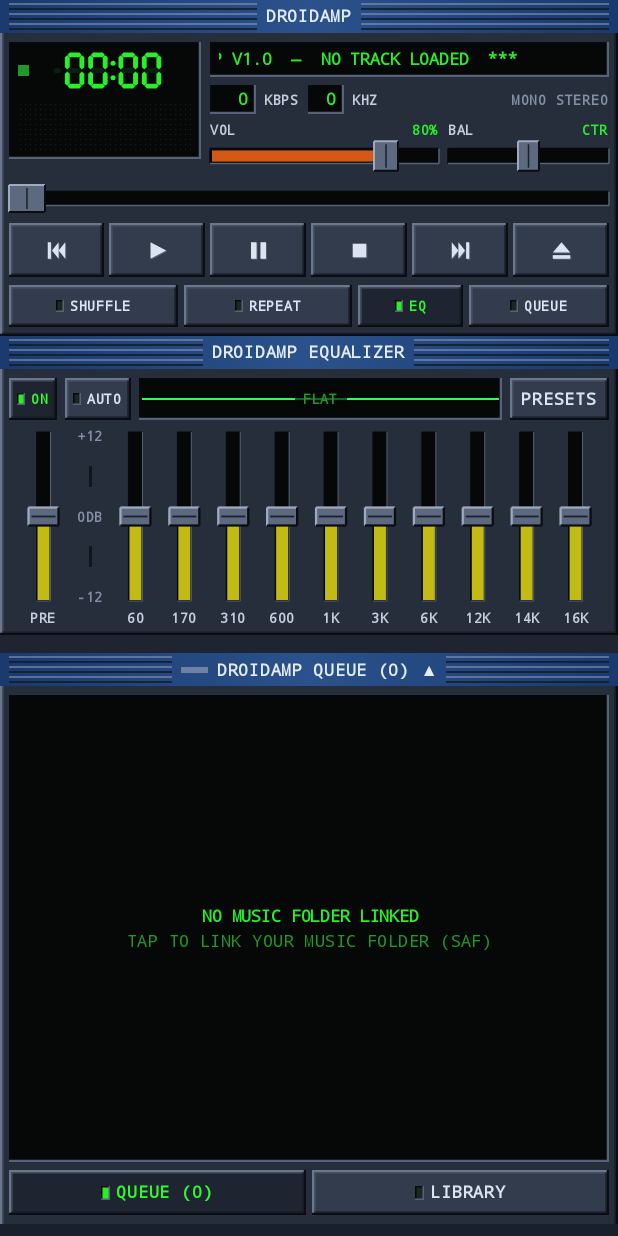
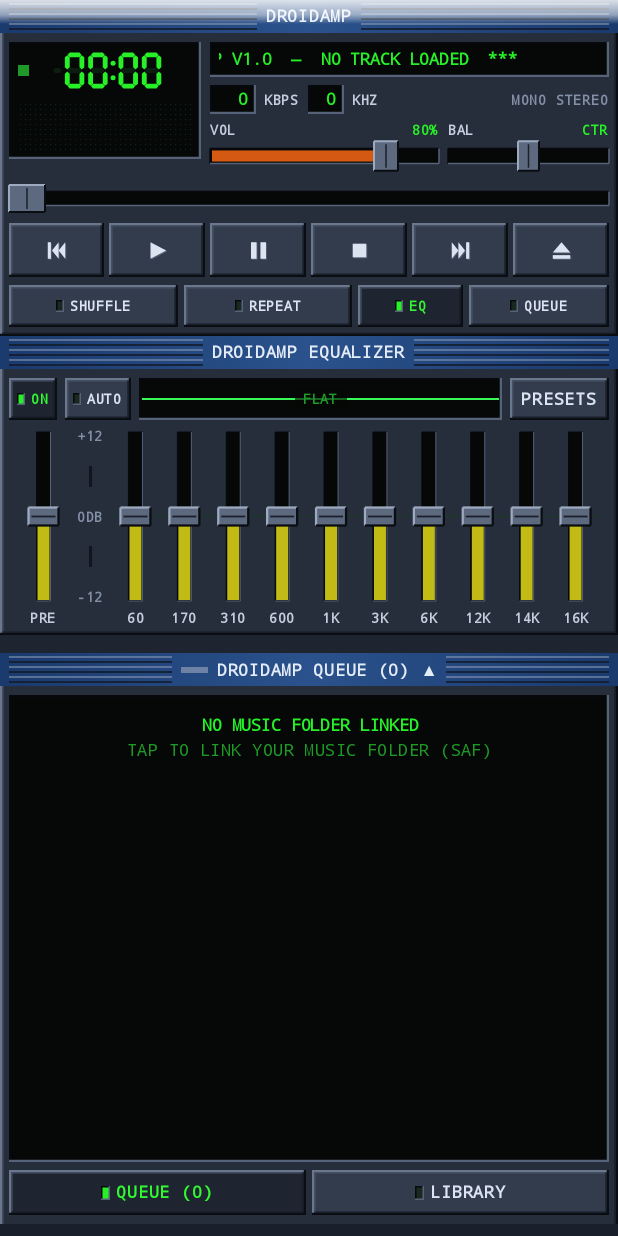
Before and after one commit to microtower00/droidamp, an Android app built with Jetpack Compose: the @Preview function DroidAmpRackPreview, on a phone screen of 412 x 824 dp. Run offline under Robolectric (Android 15) with nearby library versions, the phone set to English and light mode, and no system bars.

Commit message:
feat(ui): adaptive status scrim, 1:1 empty state, mid-pan scroll fix & 0ms library selection

```diff
--- a/app/src/main/java/com/droidamp/player/ui/rack/DroidAmpRackScreen.kt
+++ b/app/src/main/java/com/droidamp/player/ui/rack/DroidAmpRackScreen.kt
@@ -15,13 +15,17 @@ import androidx.compose.animation.core.spring
 import androidx.compose.animation.expandVertically
 import androidx.compose.animation.shrinkVertically
 import androidx.compose.foundation.background
+import androidx.compose.foundation.isSystemInDarkTheme
 import androidx.compose.foundation.layout.Box
 import androidx.compose.foundation.layout.BoxWithConstraints
 import androidx.compose.foundation.layout.Column
+import androidx.compose.foundation.layout.WindowInsets
+import androidx.compose.foundation.layout.asPaddingValues
 import androidx.compose.foundation.layout.fillMaxSize
 import androidx.compose.foundation.layout.fillMaxWidth
 import androidx.compose.foundation.layout.height
 import androidx.compose.foundation.layout.offset
+import androidx.compose.foundation.layout.statusBars
 import androidx.compose.foundation.layout.statusBarsPadding
 import androidx.compose.runtime.Composable
 import androidx.compose.runtime.CompositionLocalProvider
@@ -32,7 +36,10 @@ import androidx.compose.runtime.mutableStateOf
 import androidx.compose.runtime.remember
 import androidx.compose.runtime.rememberCoroutineScope
 import androidx.compose.runtime.setValue
+import androidx.compose.ui.Alignment
 import androidx.compose.ui.Modifier
+import androidx.compose.ui.graphics.Brush
+import androidx.compose.ui.graphics.Color
 import androidx.compose.ui.layout.onGloballyPositioned
 import androidx.compose.ui.platform.LocalContext
 import androidx.compose.ui.platform.LocalDensity
@@ -182,23 +189,27 @@ fun DroidAmpRackScreen(
     viewModel.onBackPressedInExpandedSheet()
   }
 
+  val isDarkSystemTheme = isSystemInDarkTheme()
+  val statusBarTopDp = WindowInsets.statusBars.asPaddingValues().calculateTopPadding()
+
   BoxWithConstraints(
     modifier =
       modifier
         .fillMaxSize()
-        .background(skin.chassis.windowBackground)
-        .statusBarsPadding(),
+        .background(skin.chassis.windowBackground),
   ) {
     val fullHeightPx = constraints.maxHeight.toFloat().coerceAtLeast(1f)
+    val statusBarTopPx = with(density) { statusBarTopDp.toPx() }
     val minBrowserHeightPx = with(density) { 180.dp.toPx() }
     var instrumentHeightPx by remember { mutableFloatStateOf((fullHeightPx - minBrowserHeightPx).coerceAtLeast(1f)) }
 
-    // Maximum vertical pan distance = full height of Main Deck + EQ + bezel buffer
-    val maxPanPx = instrumentHeightPx.coerceIn(1f, (fullHeightPx - minBrowserHeightPx).coerceAtLeast(1f))
+    // Maximum vertical pan distance leaves the expanded browser titlebar cleanly below the status bar
+    val maxPanPx =
+      (instrumentHeightPx - statusBarTopPx).coerceIn(1f, (fullHeightPx - minBrowserHeightPx).coerceAtLeast(1f))
 
     // Stereo-Tower Camera Pan offset:
-    // 0f        = Resting (looking at top of stereo: Main Deck + EQ + live Queue/Library below)
-    // maxPanPx  = Expanded (panned down to bottom of stereo: Main Deck + EQ smoothly above viewport)
+    // 0f        = Resting (Main Deck + EQ + live Queue/Library below)
+    // maxPanPx  = Expanded (Main Deck + EQ smoothly panned up behind status bar scrim)
     val panOffsetPx = remember { Animatable(0f) }
 
     LaunchedEffect(uiState.isSheetExpanded, maxPanPx) {
@@ -221,10 +232,8 @@ fun DroidAmpRackScreen(
       val progress = (panOffsetPx.value / maxPanPx).coerceIn(0f, 1f)
       val shouldExpand =
         if (uiState.isSheetExpanded) {
-          // Collapse if dragged down > 18% of travel or > 80px downward
           !(progress < 0.82f || totalDragY > 80f)
         } else {
-          // Expand if dragged up > 18% of travel or < -64px upward
           progress > 0.18f || totalDragY < -64f
         }
       if (shouldExpand) {
@@ -241,11 +250,11 @@ fun DroidAmpRackScreen(
     }
 
     val currentPan = panOffsetPx.value.coerceIn(0f, maxPanPx)
-    val browserTopPx = (maxPanPx - currentPan).coerceAtLeast(0f)
+    val browserTopPx = (instrumentHeightPx - currentPan).coerceAtLeast(statusBarTopPx)
     val browserHeightDp = with(density) { (fullHeightPx - browserTopPx).coerceAtLeast(minBrowserHeightPx).toDp() }
 
-    // Top Stereo Section: Main Deck + Collapsible EQ + non-interactive swipe buffer
-    // Translates smoothly UP and out of viewport together with the browser below (ADR-023)
+    // Top Stereo Section: status-bar spacer + Main Deck + Collapsible EQ + non-interactive swipe buffer
+    // Translates smoothly UP behind the adaptive status-bar scrim as the user pans (ADR-023 / ADR-024)
     Column(
       modifier =
         Modifier
@@ -256,6 +265,7 @@ fun DroidAmpRackScreen(
             if (h > 0f) instrumentHeightPx = h
           },
     ) {
+      Box(modifier = Modifier.fillMaxWidth().statusBarsPadding())
       MainDeckPanel(
         playbackState = playbackState,
         visualizerFrameProvider = { visualizerFrameState.value },
@@ -337,6 +347,7 @@ fun DroidAmpRackScreen(
         onDragDelta = onStereoPanDelta,
         onDragFinished = onStereoPanFinished,
         canPullDownToCollapse = { panOffsetPx.value > 0.5f },
+        isMidPan = { panOffsetPx.value > 0.5f && panOffsetPx.value < maxPanPx - 0.5f },
         onSelectMusicFolder = triggerSelectMusicFolder,
         onSwitchSheetMode = viewModel::switchSheetMode,
         onPlaylistTrackClick = viewModel::onPlaylistTrackClick,
@@ -385,6 +396,27 @@ fun DroidAmpRackScreen(
       )
     }
 
+    // Adaptive light/dark translucent scrim over the Android status bar so EQ/Deck gliding
+    // behind the top bar preserves crystal-clear contrast for system icons (ADR-024).
+    val scrimBase = if (isDarkSystemTheme) Color.Black else Color.White
+    Box(
+      modifier =
+        Modifier
+          .fillMaxWidth()
+          .height(statusBarTopDp + 16.dp)
+          .align(Alignment.TopCenter)
+          .background(
+            Brush.verticalGradient(
+              colorStops =
+                arrayOf(
+                  0.0f to scrimBase.copy(alpha = 0.84f),
+                  0.62f to scrimBase.copy(alpha = 0.52f),
+                  1.0f to Color.Transparent,
+                ),
+            ),
+          ),
+    )
+
     if (uiState.showSavePlaylistDialog) {
       SavePlaylistDialog(
         totalTrackCount = playbackState.queue.size,
--- a/app/src/main/java/com/droidamp/player/ui/sheet/EmptyFolderWell.kt
+++ b/app/src/main/java/com/droidamp/player/ui/sheet/EmptyFolderWell.kt
@@ -34,8 +34,8 @@ fun EmptyFolderWell(
     contentPadding = PaddingValues(horizontal = 14.dp, vertical = if (compactPeek) 8.dp else 20.dp),
   ) {
     Column(
-      modifier = Modifier.fillMaxSize(),
-      verticalArrangement = Arrangement.Center,
+      modifier = Modifier.fillMaxSize().padding(top = if (compactPeek) 6.dp else 24.dp),
+      verticalArrangement = Arrangement.Top,
       horizontalAlignment = Alignment.CenterHorizontally,
     ) {
       Text(
--- a/app/src/main/java/com/droidamp/player/ui/sheet/PlaylistEditorView.kt
+++ b/app/src/main/java/com/droidamp/player/ui/sheet/PlaylistEditorView.kt
@@ -183,7 +183,10 @@ fun PlaylistEditorView(
       contentPadding = PaddingValues(2.dp),
     ) {
       if (filteredEntries.isEmpty()) {
-        Box(modifier = Modifier.fillMaxSize(), contentAlignment = Alignment.Center) {
+        Box(
+          modifier = Modifier.fillMaxSize().padding(top = 28.dp),
+          contentAlignment = Alignment.TopCenter,
+        ) {
           Text(
             text =
               if (queue.isEmpty()) {
--- a/app/src/main/java/com/droidamp/player/ui/sheet/PlaylistLibrarySheet.kt
+++ b/app/src/main/java/com/droidamp/player/ui/sheet/PlaylistLibrarySheet.kt
@@ -76,6 +76,7 @@ fun UnifiedQueueLibraryPanel(
   onDragDelta: (Float) -> Unit,
   onDragFinished: (Float) -> Unit,
   canPullDownToCollapse: () -> Boolean,
+  isMidPan: () -> Boolean,
   onSelectMusicFolder: () -> Unit,
   onSwitchSheetMode: (SheetMode) -> Unit,
   onPlaylistTrackClick: (Int) -> Unit,
@@ -162,17 +163,34 @@ fun UnifiedQueueLibraryPanel(
       }
     }
 
-  // Pull-down at scroll-top when expanded pans the stereo tower smoothly back to Deck + EQ
+  // Pull-down at scroll-top + mid-pan direction-reversal lock (ADR-024)
   val pullDownNestedScroll =
     remember {
       var dragAccum = 0f
+      var activeNestedPan = false
       object : NestedScrollConnection {
+        override fun onPreScroll(
+          available: Offset,
+          source: NestedScrollSource,
+        ): Offset {
+          // If the stereo tower is mid-pan, keep BOTH up & down deltas locked to the pan
+          // so reversing direction mid-gesture never freezes the tower or scrolls the inner list.
+          if (source == NestedScrollSource.UserInput && isMidPan() && available.y != 0f) {
+            activeNestedPan = true
+            dragAccum += available.y
+            onDragDelta(available.y)
+            return Offset(0f, available.y)
+          }
+          return Offset.Zero
+        }
+
         override fun onPostScroll(
           consumed: Offset,
           available: Offset,
           source: NestedScrollSource,
         ): Offset {
           if (source == NestedScrollSource.UserInput && available.y > 0f && canPullDownToCollapse()) {
+            activeNestedPan = true
             dragAccum += available.y
             onDragDelta(available.y)
             return Offset(0f, available.y)
@@ -184,9 +202,10 @@ fun UnifiedQueueLibraryPanel(
           consumed: Velocity,
           available: Velocity,
         ): Velocity {
-          if (dragAccum > 0f) {
+          if (activeNestedPan) {
             val total = dragAccum
             dragAccum = 0f
+            activeNestedPan = false
             onDragFinished(total)
           }
           return Velocity.Zero
```
Also changed, not shown: app/src/main/java/com/droidamp/player/ui/sheet/LibraryBrowserView.kt (+71 -20 lines).
